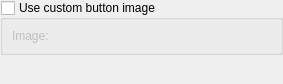
This is kicker/package/contents/ui/config.ui in KDE/homerun as Qt 5 draws it before an edit. The edited form follows.
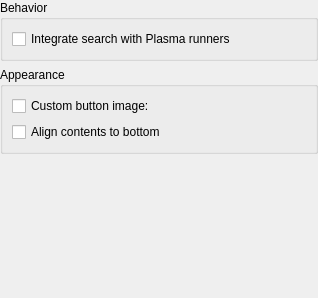
This is the edited form. Custom widgets are drawn as their Qt base class.

What changed in the file:
```diff
--- a/kicker/package/contents/ui/config.ui
+++ b/kicker/package/contents/ui/config.ui
@@ -6,39 +6,62 @@
    <rect>
     <x>0</x>
     <y>0</y>
-    <width>283</width>
-    <height>84</height>
+    <width>318</width>
+    <height>298</height>
    </rect>
   </property>
-  <layout class="QVBoxLayout" name="verticalLayout">
+  <layout class="QVBoxLayout" name="verticalLayout_2">
    <property name="margin">
     <number>0</number>
    </property>
    <item>
-    <widget class="QGroupBox" name="kcfg_useCustomButtonImage">
+    <widget class="QGroupBox" name="groupBox">
      <property name="title">
-      <string>Use custom button image</string>
+      <string>Behavior</string>
      </property>
      <property name="flat">
-      <bool>false</bool>
-     </property>
-     <property name="checkable">
       <bool>true</bool>
      </property>
-     <property name="checked">
-      <bool>false</bool>
+     <layout class="QVBoxLayout" name="verticalLayout">
+      <item>
+       <widget class="QCheckBox" name="kcfg_runnerSupport">
+        <property name="whatsThis">
+         <string>If this option is enabled, search may display additional columns with search results powered by certain KRunner plugins, such as &quot;Bookmarks&quot; and &quot;Desktop Search&quot;.</string>
+        </property>
+        <property name="text">
+         <string>Integrate search with Plasma runners</string>
+        </property>
+       </widget>
+      </item>
+     </layout>
+    </widget>
+   </item>
+   <item>
+    <widget class="QGroupBox" name="groupBox_2">
+     <property name="title">
+      <string>Appearance</string>
      </property>
-     <layout class="QFormLayout" name="formLayout">
+     <property name="flat">
+      <bool>true</bool>
+     </property>
+     <layout class="QGridLayout" name="gridLayout">
       <item row="0" column="0">
-       <widget class="QLabel" name="buttonImageLabel">
+       <widget class="QCheckBox" name="kcfg_useCustomButtonImage">
         <property name="text">
-         <string>Image:</string>
+         <string>Custom button image:</string>
         </property>
        </widget>
       </item>
       <item row="0" column="1">
        <widget class="KUrlRequester" name="kcfg_buttonImage"/>
       </item>
+      <item row="1" column="0" colspan="2">
+       <widget class="QCheckBox" name="kcfg_alignToBottom">
+        <property name="text">
+         <string>Align contents to bottom</string>
+        </property>
+       </widget>
+      </item>
      </layout>
     </widget>
    </item>
```
